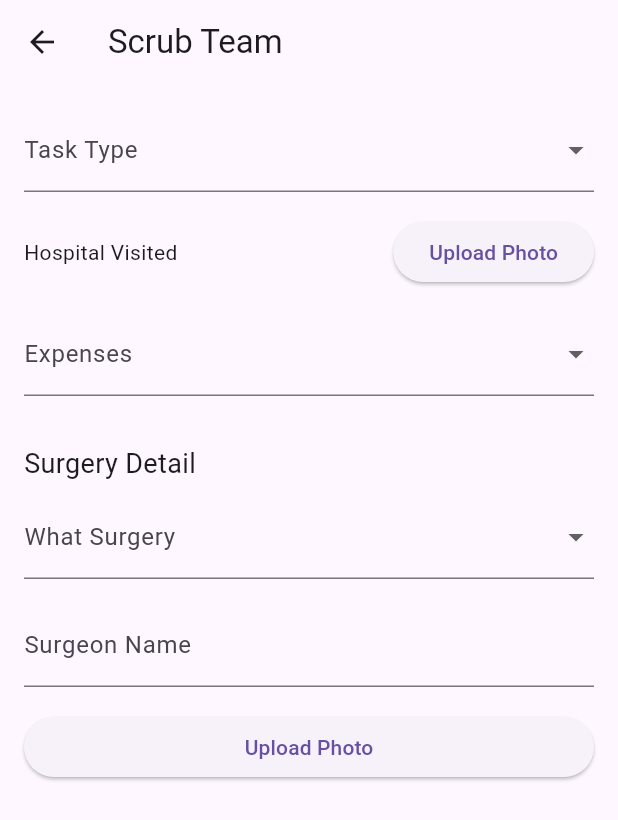
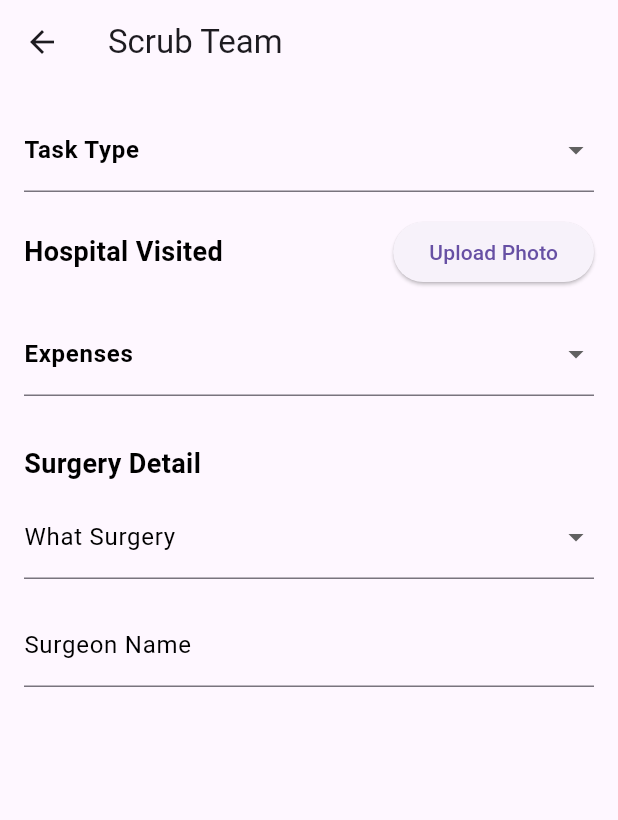
Before and after one commit to PrashamNagda/hospital_management_app, a Flutter app: the ScrubTeamScreen screen opened directly, on a phone screen of 412 x 824 dp. Shown: the top 820 px of the screen. Run offline on Flutter 3.47's test engine with Material 3 defaults, Android fonts, the phone set to English and light mode, and no system bars; our stand-ins replace equatable, flutter_bloc, shared_preferences; accounts and stored records are empty.

Commit message:
Text changes

```diff
--- a/lib/screens/scrub_team_screen.dart
+++ b/lib/screens/scrub_team_screen.dart
@@ -104,12 +104,16 @@ class _ScrubTeamFormState extends State<ScrubTeamForm> {
         children: [
           // Task Type Dropdown
           DropdownButtonFormField<String>(
-            decoration: const InputDecoration(labelText: 'Task Type'),
+            decoration: const InputDecoration(
+              labelText: 'Task Type',
+              labelStyle:
+                  TextStyle(color: Colors.black, fontWeight: FontWeight.bold),
+            ),
             value: selectedTaskType,
             items: taskTypes.map((String value) {
               return DropdownMenuItem<String>(
                 value: value,
-                child: Text(value),
+                child: Text(value, style: const TextStyle(color: Colors.black)),
               );
             }).toList(),
             onChanged: (value) {
@@ -127,7 +131,10 @@ class _ScrubTeamFormState extends State<ScrubTeamForm> {
               Expanded(
                 child: Text(
                   'Hospital Visited',
-                  style: Theme.of(context).textTheme.bodyMedium,
+                  style: Theme.of(context).textTheme.bodyMedium?.copyWith(
+                      fontSize: 18,
+                      color: Colors.black,
+                      fontWeight: FontWeight.bold),
                 ),
               ),
               ElevatedButton(
@@ -142,12 +149,18 @@ class _ScrubTeamFormState extends State<ScrubTeamForm> {
 
           // Expenses Dropdown
           DropdownButtonFormField<String>(
-            decoration: const InputDecoration(labelText: 'Expenses'),
+            decoration: const InputDecoration(
+              labelText: 'Expenses',
+              labelStyle: TextStyle(
+                color: Colors.black,
+                fontWeight: FontWeight.bold,
+              ),
+            ),
             value: selectedExpenseType,
             items: expenseTypes.map((String value) {
               return DropdownMenuItem<String>(
                 value: value,
-                child: Text(value),
+                child: Text(value, style: const TextStyle(color: Colors.black)),
               );
             }).toList(),
             onChanged: (value) {
@@ -162,12 +175,16 @@ class _ScrubTeamFormState extends State<ScrubTeamForm> {
           // Dynamically display additional fields based on the selected expense type
           if (selectedExpenseType == 'Travelling') ...[
             DropdownButtonFormField<String>(
-              decoration: const InputDecoration(labelText: 'Mode of Transport'),
+              decoration: const InputDecoration(
+                labelText: 'Mode of Transport',
+                labelStyle: TextStyle(color: Colors.black),
+              ),
               value: selectedTransportMode,
               items: transportModes.map((String mode) {
                 return DropdownMenuItem<String>(
                   value: mode,
-                  child: Text(mode),
+                  child:
+                      Text(mode, style: const TextStyle(color: Colors.black)),
                 );
               }).toList(),
               onChanged: (value) {
@@ -182,7 +199,10 @@ class _ScrubTeamFormState extends State<ScrubTeamForm> {
               children: [
                 Expanded(
                   child: TextField(
-                    decoration: const InputDecoration(labelText: 'From'),
+                    decoration: const InputDecoration(
+                      labelText: 'From',
+                      labelStyle: TextStyle(color: Colors.black),
+                    ),
                     onChanged: (value) {
                       setState(() {
                         fromLocationController.text = value;
@@ -190,12 +210,16 @@ class _ScrubTeamFormState extends State<ScrubTeamForm> {
                       _saveData('fromLocation', value);
                     },
                     controller: fromLocationController,
+                    style: const TextStyle(color: Colors.black),
                   ),
                 ),
                 const SizedBox(width: 16),
                 Expanded(
                   child: TextField(
-                    decoration: const InputDecoration(labelText: 'To'),
+                    decoration: const InputDecoration(
+                      labelText: 'To',
+                      labelStyle: TextStyle(color: Colors.black),
+                    ),
                     onChanged: (value) {
                       setState(() {
                         toLocationController.text = value;
@@ -203,6 +227,7 @@ class _ScrubTeamFormState extends State<ScrubTeamForm> {
                       _saveData('toLocation', value);
                     },
                     controller: toLocationController,
+                    style: const TextStyle(color: Colors.black),
                   ),
                 ),
               ],
@@ -212,7 +237,10 @@ class _ScrubTeamFormState extends State<ScrubTeamForm> {
               children: [
                 Expanded(
                   child: TextField(
-                    decoration: const InputDecoration(labelText: 'Amount'),
+                    decoration: const InputDecoration(
+                      labelText: 'Amount',
+                      labelStyle: TextStyle(fontSize: 16, color: Colors.black),
+                    ),
                     onChanged: (value) {
                       setState(() {
                         travelAmountController.text = value;
@@ -220,6 +248,7 @@ class _ScrubTeamFormState extends State<ScrubTeamForm> {
                       _saveData('travelAmount', value);
                     },
                     controller: travelAmountController,
+                    style: const TextStyle(fontSize: 16, color: Colors.black),
                   ),
                 ),
                 IconButton(
@@ -235,7 +264,10 @@ class _ScrubTeamFormState extends State<ScrubTeamForm> {
               children: [
                 Expanded(
                   child: TextField(
-                    decoration: const InputDecoration(labelText: 'Amount'),
+                    decoration: const InputDecoration(
+                      labelText: 'Amount',
+                      labelStyle: TextStyle(fontSize: 16, color: Colors.black),
+                    ),
                     onChanged: (value) {
                       setState(() {
                         foodAmountController.text = value;
@@ -243,6 +275,7 @@ class _ScrubTeamFormState extends State<ScrubTeamForm> {
                       _saveData('foodAmount', value);
                     },
                     controller: foodAmountController,
+                    style: const TextStyle(fontSize: 16, color: Colors.black),
                   ),
                 ),
                 IconButton(
@@ -258,15 +291,26 @@ class _ScrubTeamFormState extends State<ScrubTeamForm> {
           const SizedBox(height: 16),
 
           // Surgery Detail Section
-          const Text('Surgery Detail', style: TextStyle(fontSize: 18)),
+          const Text('Surgery Detail',
+              style: TextStyle(
+                fontSize: 18,
+                color: Colors.black,
+                fontWeight: FontWeight.bold,
+              )),
           const SizedBox(height: 8),
           DropdownButtonFormField<String>(
-            decoration: const InputDecoration(labelText: 'What Surgery'),
+            decoration: const InputDecoration(
+              labelText: 'What Surgery',
+              labelStyle: TextStyle(
+                color: Colors.black,
+              ),
+            ),
             value: selectedSurgery,
             items: surgeryTypes.map((String surgery) {
               return DropdownMenuItem<String>(
                 value: surgery,
-                child: Text(surgery),
+                child:
+                    Text(surgery, style: const TextStyle(color: Colors.black)),
               );
             }).toList(),
             onChanged: (value) {
@@ -278,7 +322,10 @@ class _ScrubTeamFormState extends State<ScrubTeamForm> {
           ),
           const SizedBox(height: 16),
           TextField(
-            decoration: const InputDecoration(labelText: 'Surgeon Name'),
+            decoration: const InputDecoration(
+              labelText: 'Surgeon Name',
+              labelStyle: TextStyle(color: Colors.black),
+            ),
             onChanged: (value) {
               setState(() {
                 surgeonNameController.text = value;
@@ -289,12 +336,12 @@ class _ScrubTeamFormState extends State<ScrubTeamForm> {
           ),
           const SizedBox(height: 16),
 
-          ElevatedButton(
-            onPressed: () {
-              // Handle form submission or other actions
-            },
-            child: const Text('Upload Photo'),
-          ),
+          //ElevatedButton(
+          //  onPressed: () {
+          //    // Handle form submission or other actions
+          //  },
+          //  child: const Text('Upload Photo'),
+          //),
         ],
       ),
     );
```
